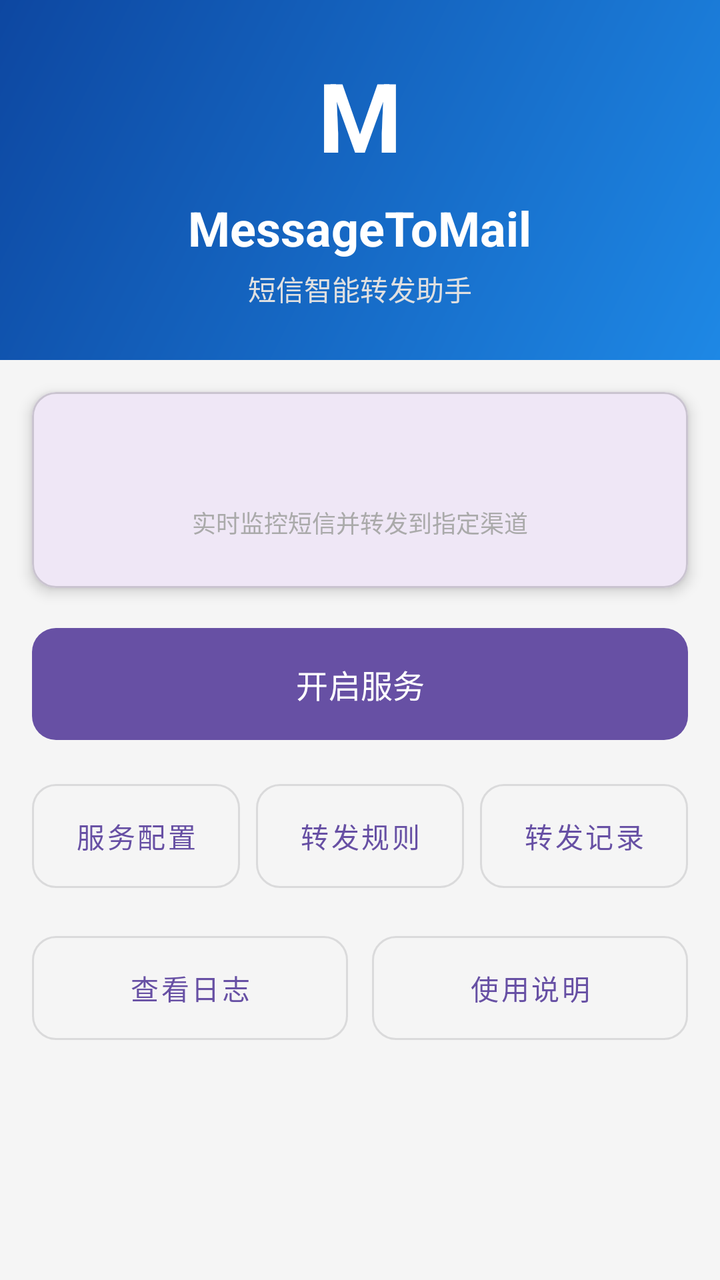
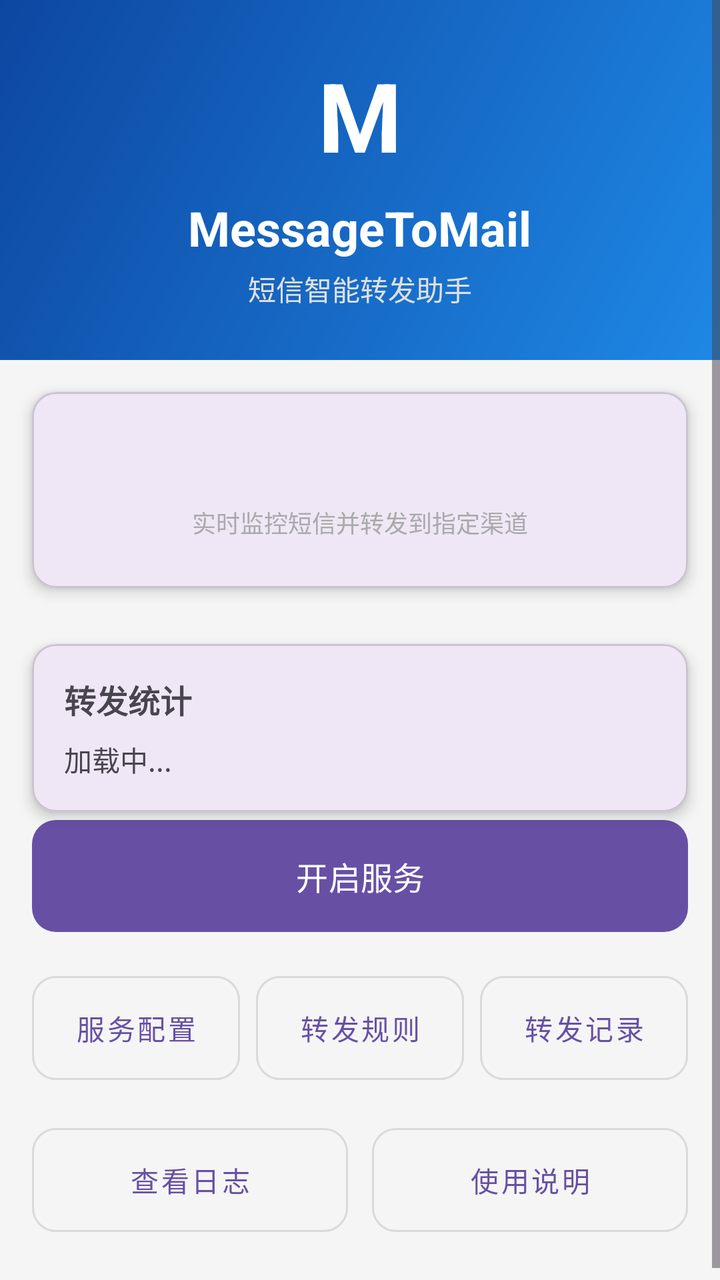

Compare the two renders of this Android layout. The source of the first and the diff that turns it into the second are given below.
<!-- AndroidManifest.xml: application theme Theme.MessageToMail -->
<!-- res/layout/activity_main.xml -->
<?xml version="1.0" encoding="utf-8"?>
<layout xmlns:tools="http://schemas.android.com/tools"
    xmlns:android="http://schemas.android.com/apk/res/android"
    xmlns:app="http://schemas.android.com/apk/res-auto">
    <data>
        <variable
            name="logText"
            type="com.example.messagetomail.model.LogViewModel" />
    </data>

    <ScrollView
        android:layout_width="match_parent"
        android:layout_height="match_parent"
        android:fillViewport="true"
        android:background="#F5F5F5">

        <LinearLayout
            android:layout_width="match_parent"
            android:layout_height="wrap_content"
            android:orientation="vertical">

            <LinearLayout
                android:layout_width="match_parent"
                android:layout_height="180dp"
                android:background="@drawable/bg_header_gradient"
                android:gravity="center"
                android:orientation="vertical">

                <TextView
                    android:layout_width="wrap_content"
                    android:layout_height="wrap_content"
                    android:text="M"
                    android:textColor="@android:color/white"
                    android:textSize="48sp"
                    android:textStyle="bold" />

                <TextView
                    android:layout_width="wrap_content"
                    android:layout_height="wrap_content"
                    android:layout_marginTop="8dp"
                    android:text="MessageToMail"
                    android:textColor="@android:color/white"
                    android:textSize="24sp"
                    android:textStyle="bold" />

                <TextView
                    android:layout_width="wrap_content"
                    android:layout_height="wrap_content"
                    android:layout_marginTop="4dp"
                    android:text="@string/app_subtitle"
                    android:textColor="#E0E0E0"
                    android:textSize="14sp" />
            </LinearLayout>

            <com.google.android.material.card.MaterialCardView
                android:layout_width="match_parent"
                android:layout_height="wrap_content"
                android:layout_margin="16dp"
                app:cardCornerRadius="12dp"
                app:cardElevation="4dp">

                <LinearLayout
                    android:layout_width="match_parent"
                    android:layout_height="wrap_content"
                    android:gravity="center"
                    android:orientation="vertical"
                    android:padding="24dp">

                    <TextView
                        android:id="@+id/textView"
                        android:layout_width="wrap_content"
                        android:layout_height="wrap_content"
                        android:text="@{logText.content}"
                        android:textColor="@color/purple_500"
                        android:textSize="18sp"
                        android:textStyle="bold" />

                    <TextView
                        android:layout_width="wrap_content"
                        android:layout_height="wrap_content"
                        android:layout_marginTop="8dp"
                        android:text="@string/app_desc"
                        android:textColor="@android:color/darker_gray"
                        android:textSize="12sp" />
                </LinearLayout>
            </com.google.android.material.card.MaterialCardView>

            <LinearLayout
                android:layout_width="match_parent"
                android:layout_height="wrap_content"
                android:orientation="vertical"
                android:paddingHorizontal="16dp"
                android:paddingBottom="24dp">

                <com.google.android.material.button.MaterialButton
                    android:id="@+id/button"
                    android:layout_width="match_parent"
                    android:layout_height="64dp"
                    android:text="@string/start_button_text"
                    android:textSize="16sp"
                    app:cornerRadius="12dp" />

                <LinearLayout
                    android:layout_width="match_parent"
                    android:layout_height="wrap_content"
                    android:layout_marginTop="12dp"
                    android:orientation="horizontal">

                    <com.google.android.material.button.MaterialButton
                        android:id="@+id/btnSettings"
                        style="@style/Widget.MaterialComponents.Button.OutlinedButton"
                        android:layout_width="0dp"
                        android:layout_height="64dp"
                        android:layout_marginEnd="4dp"
                        android:layout_weight="1"
                        android:text="@string/settings"
                        android:textSize="14sp"
                        app:cornerRadius="12dp" />

                    <com.google.android.material.button.MaterialButton
                        android:id="@+id/btnFilterRule"
                        style="@style/Widget.MaterialComponents.Button.OutlinedButton"
                        android:layout_width="0dp"
                        android:layout_height="64dp"
                        android:layout_marginStart="4dp"
                        android:layout_marginEnd="4dp"
                        android:layout_weight="1"
                        android:text="@string/filter_rule"
                        android:textSize="14sp"
                        app:cornerRadius="12dp" />

                    <com.google.android.material.button.MaterialButton
                        android:id="@+id/btnHistory"
                        style="@style/Widget.MaterialComponents.Button.OutlinedButton"
                        android:layout_width="0dp"
                        android:layout_height="64dp"
                        android:layout_marginStart="4dp"
                        android:layout_weight="1"
                        android:text="转发记录"
                        android:textSize="14sp"
                        app:cornerRadius="12dp" />
                </LinearLayout>

                <LinearLayout
                    android:layout_width="match_parent"
                    android:layout_height="wrap_content"
                    android:layout_marginTop="12dp"
                    android:orientation="horizontal">

                    <com.google.android.material.button.MaterialButton
                        android:id="@+id/btnLogs"
                        style="@style/Widget.MaterialComponents.Button.OutlinedButton"
                        android:layout_width="0dp"
                        android:layout_height="64dp"
                        android:layout_marginEnd="6dp"
                        android:layout_weight="1"
                        android:text="@string/view_logs"
                        android:textSize="14sp"
                        app:cornerRadius="12dp" />

                    <com.google.android.material.button.MaterialButton
                        android:id="@+id/btnHelp"
                        style="@style/Widget.MaterialComponents.Button.OutlinedButton"
                        android:layout_width="0dp"
                        android:layout_height="64dp"
                        android:layout_marginStart="6dp"
                        android:layout_weight="1"
                        android:text="@string/help"
                        android:textSize="14sp"
                        app:cornerRadius="12dp" />
                </LinearLayout>
            </LinearLayout>

        </LinearLayout>
    </ScrollView>
</layout>
<!-- resources referenced by this layout -->
<resources>
  <color name="purple_500">#FF6200EE</color>
  <!-- drawable bg_header_gradient (drawable) -->
  <?xml version="1.0" encoding="utf-8"?>
  <shape xmlns:android="http://schemas.android.com/apk/res/android"
      android:shape="rectangle">
      <gradient
          android:startColor="#FF1E88E5"
          android:endColor="#FF0D47A1"
          android:angle="135" />
  </shape>
  <string name="app_desc">实时监控短信并转发到指定渠道</string>
  <string name="app_subtitle">短信智能转发助手</string>
  <string name="filter_rule">转发规则</string>
  <string name="help">使用说明</string>
  <string name="settings">服务配置</string>
  <string name="start_button_text">开启服务</string>
  <string name="view_logs">查看日志</string>
  <style name="Theme.MessageToMail" parent="Base.Theme.MessageToMail" />
  <style name="Base.Theme.MessageToMail" parent="Theme.Material3.DayNight.NoActionBar">
          
          
      </style>
</resources>

<!-- the commit's change to res/layout/activity_main.xml (unified diff, before → after) -->
@@ -85,6 +85,38 @@
                 </LinearLayout>
             </com.google.android.material.card.MaterialCardView>
 
+            <com.google.android.material.card.MaterialCardView
+                android:layout_width="match_parent"
+                android:layout_height="wrap_content"
+                android:layout_marginHorizontal="16dp"
+                android:layout_marginTop="12dp"
+                app:cardCornerRadius="12dp"
+                app:cardElevation="4dp">
+
+                <LinearLayout
+                    android:layout_width="match_parent"
+                    android:layout_height="wrap_content"
+                    android:orientation="vertical"
+                    android:padding="16dp">
+
+                    <TextView
+                        android:layout_width="wrap_content"
+                        android:layout_height="wrap_content"
+                        android:text="转发统计"
+                        android:textSize="16sp"
+                        android:textStyle="bold" />
+
+                    <TextView
+                        android:id="@+id/tvStats"
+                        android:layout_width="wrap_content"
+                        android:layout_height="wrap_content"
+                        android:layout_marginTop="8dp"
+                        android:text="加载中..."
+                        android:textSize="14sp"
+                        android:lineSpacingMultiplier="1.3" />
+                </LinearLayout>
+            </com.google.android.material.card.MaterialCardView>
+
             <LinearLayout
                 android:layout_width="match_parent"
                 android:layout_height="wrap_content"
